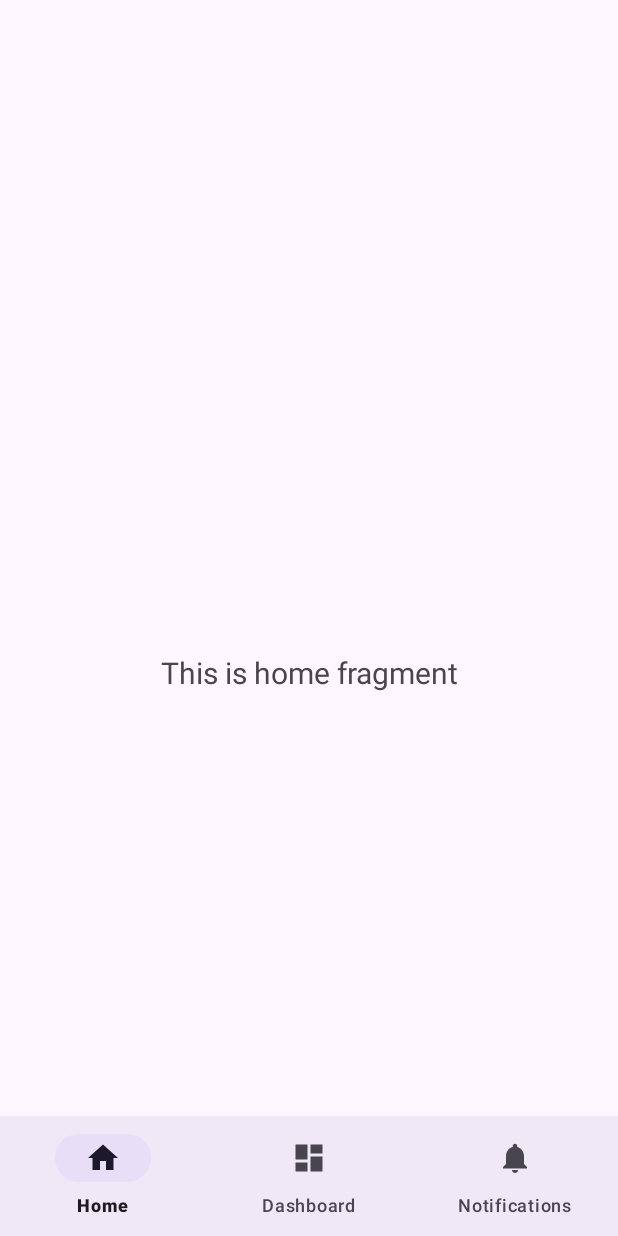
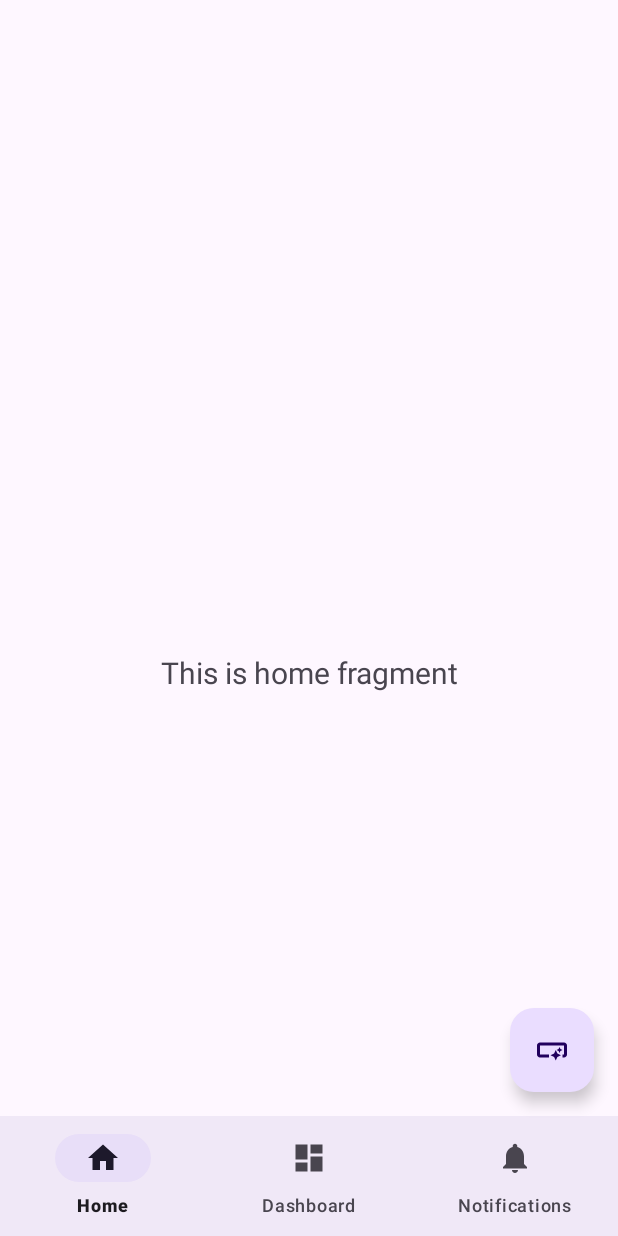
Before and after one commit to cjseven007/ExplorAR, an Android app: the screen it shows after launch (MainActivity), on a phone screen of 412 x 824 dp. Run offline under Robolectric (Android 15) with nearby library versions, the phone set to English and light mode, and no system bars; our stand-ins replace navigation-ui; libraries missing offline, so code that uses them is left out: com.google.ar.core, com.google.ar.sceneform; 3 statements that could not run were skipped.

Commit message:
button to ar activity

```diff
--- a/app/src/main/java/com/example/explorar/MainActivity.java
+++ b/app/src/main/java/com/example/explorar/MainActivity.java
@@ -1,5 +1,6 @@
 package com.example.explorar;
 
+import android.content.Intent;
 import android.graphics.Color;
 import android.graphics.Point;
 import android.os.Bundle;
@@ -12,8 +13,10 @@ import androidx.navigation.Navigation;
 import androidx.navigation.ui.AppBarConfiguration;
 import androidx.navigation.ui.NavigationUI;
 
+import com.example.explorar.ar.ARActivity;
 import com.example.explorar.databinding.ActivityMainBinding;
 import com.google.android.material.bottomnavigation.BottomNavigationView;
+import com.google.android.material.floatingactionbutton.FloatingActionButton;
 import com.google.ar.core.Anchor;
 import com.google.ar.core.Pose;
 import com.google.ar.core.exceptions.CameraNotAvailableException;
@@ -40,6 +43,11 @@ public class MainActivity extends AppCompatActivity {
         binding = ActivityMainBinding.inflate(getLayoutInflater());
         setContentView(binding.getRoot());
 
+        FloatingActionButton ar_fab = findViewById(R.id.ar_floating_action_button);
+        ar_fab.setOnClickListener(view -> {
+            startActivity(new Intent(MainActivity.this, ARActivity.class));
+        });
+
         BottomNavigationView navView = findViewById(R.id.nav_view);
         // Passing each menu ID as a set of Ids because each
         // menu should be considered as top level destinations.
--- /dev/null
+++ b/app/src/main/res/drawable/baseline_smart_button_24.xml
@@ -0,0 +1,5 @@
+<vector android:height="24dp" android:tint="#000000"
+    android:viewportHeight="24" android:viewportWidth="24"
+    android:width="24dp" xmlns:android="http://schemas.android.com/apk/res/android">
+    <path android:fillColor="@android:color/white" android:pathData="M22,9v6c0,1.1 -0.9,2 -2,2h-1l0,-2h1V9H4v6h6v2H4c-1.1,0 -2,-0.9 -2,-2V9c0,-1.1 0.9,-2 2,-2h16C21.1,7 22,7.9 22,9zM14.5,19l1.09,-2.41L18,15.5l-2.41,-1.09L14.5,12l-1.09,2.41L11,15.5l2.41,1.09L14.5,19zM17,14l0.62,-1.38L19,12l-1.38,-0.62L17,10l-0.62,1.38L15,12l1.38,0.62L17,14zM14.5,19l1.09,-2.41L18,15.5l-2.41,-1.09L14.5,12l-1.09,2.41L11,15.5l2.41,1.09L14.5,19zM17,14l0.62,-1.38L19,12l-1.38,-0.62L17,10l-0.62,1.38L15,12l1.38,0.62L17,14z"/>
+</vector>
--- a/app/src/main/res/layout/activity_main.xml
+++ b/app/src/main/res/layout/activity_main.xml
@@ -2,10 +2,26 @@
 <androidx.constraintlayout.widget.ConstraintLayout
     xmlns:android="http://schemas.android.com/apk/res/android"
     xmlns:app="http://schemas.android.com/apk/res-auto"
+    xmlns:tools="http://schemas.android.com/tools"
     android:id="@+id/container"
     android:layout_width="match_parent"
     android:layout_height="match_parent"
     android:paddingTop="?attr/actionBarSize" >
+
+    <com.google.android.material.floatingactionbutton.FloatingActionButton
+        android:id="@+id/ar_floating_action_button"
+        android:layout_width="wrap_content"
+        android:layout_height="wrap_content"
+        android:layout_gravity="end|bottom"
+        android:layout_margin="16dp"
+        android:contentDescription="launch_ar"
+        android:src="@drawable/baseline_smart_button_24"
+        app:layout_constraintBottom_toTopOf="@+id/nav_view"
+        app:layout_constraintEnd_toEndOf="@+id/nav_host_fragment_activity_main"
+        app:layout_constraintHorizontal_bias="1.0"
+        app:layout_constraintStart_toStartOf="@+id/nav_host_fragment_activity_main"
+        app:layout_constraintTop_toTopOf="@+id/nav_host_fragment_activity_main"
+        app:layout_constraintVertical_bias="1.0" />
 
     <com.google.android.material.bottomnavigation.BottomNavigationView
         android:id="@+id/nav_view"
```
